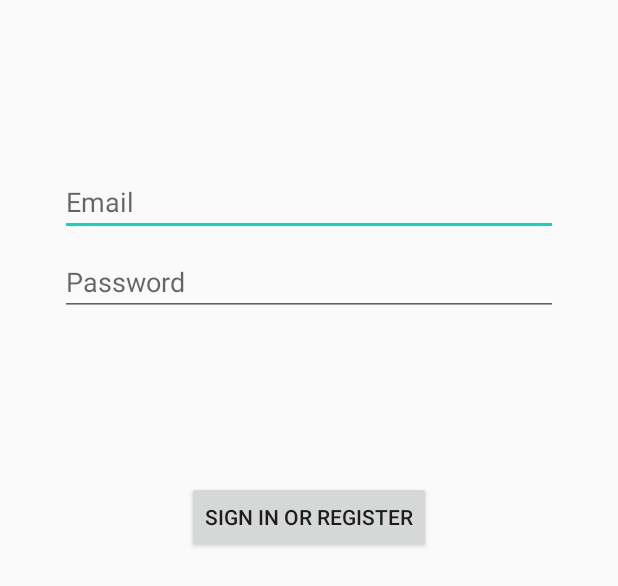
After one commit to chan-kelv/BdayPost, an Android app: the layout activity_login.xml on its own in the app's theme, with its tools: preview values and no code run, on a phone screen of 412 x 824 dp. The commit adds this screen. Shown: the top 586 px of the screen. Run offline under Robolectric (Android 15) with nearby library versions, the phone set to English and light mode, and no system bars.

Commit message:
hacked login, needs clean up

```diff
--- /dev/null
+++ b/app/src/main/res/layout/activity_login.xml
@@ -0,0 +1,75 @@
+<?xml version="1.0" encoding="utf-8"?>
+<androidx.constraintlayout.widget.ConstraintLayout xmlns:android="http://schemas.android.com/apk/res/android"
+    xmlns:app="http://schemas.android.com/apk/res-auto"
+    xmlns:tools="http://schemas.android.com/tools"
+    android:id="@+id/container"
+    android:layout_width="match_parent"
+    android:layout_height="match_parent"
+    android:paddingLeft="@dimen/activity_horizontal_margin"
+    android:paddingTop="@dimen/activity_vertical_margin"
+    android:paddingRight="@dimen/activity_horizontal_margin"
+    android:paddingBottom="@dimen/activity_vertical_margin"
+    tools:context=".ui.login.LoginActivity">
+
+    <EditText
+        android:id="@+id/input_email"
+        android:layout_width="0dp"
+        android:layout_height="wrap_content"
+        android:layout_marginStart="24dp"
+        android:layout_marginTop="96dp"
+        android:layout_marginEnd="24dp"
+        android:hint="@string/prompt_email"
+        android:inputType="textEmailAddress"
+        android:selectAllOnFocus="true"
+        app:layout_constraintEnd_toEndOf="parent"
+        app:layout_constraintStart_toStartOf="parent"
+        app:layout_constraintTop_toTopOf="parent" />
+
+    <EditText
+        android:id="@+id/input_password"
+        android:layout_width="0dp"
+        android:layout_height="wrap_content"
+        android:layout_marginStart="24dp"
+        android:layout_marginTop="8dp"
+        android:layout_marginEnd="24dp"
+        android:hint="@string/prompt_password"
+        android:imeActionLabel="@string/action_sign_in_short"
+        android:imeOptions="actionDone"
+        android:inputType="textPassword"
+        android:selectAllOnFocus="true"
+        app:layout_constraintEnd_toEndOf="parent"
+        app:layout_constraintStart_toStartOf="parent"
+        app:layout_constraintTop_toBottomOf="@+id/input_email" />
+
+    <Button
+        android:id="@+id/bttn_login"
+        android:layout_width="wrap_content"
+        android:layout_height="wrap_content"
+        android:layout_gravity="start"
+        android:layout_marginStart="48dp"
+        android:layout_marginTop="16dp"
+        android:layout_marginEnd="48dp"
+        android:layout_marginBottom="64dp"
+        android:text="@string/action_sign_in"
+        app:layout_constraintBottom_toBottomOf="parent"
+        app:layout_constraintEnd_toEndOf="parent"
+        app:layout_constraintStart_toStartOf="parent"
+        app:layout_constraintTop_toBottomOf="@+id/input_password"
+        app:layout_constraintVertical_bias="0.2" />
+
+    <ProgressBar
+        android:id="@+id/progress_loading"
+        android:layout_width="wrap_content"
+        android:layout_height="wrap_content"
+        android:layout_gravity="center"
+        android:layout_marginStart="32dp"
+        android:layout_marginTop="64dp"
+        android:layout_marginEnd="32dp"
+        android:layout_marginBottom="64dp"
+        android:visibility="gone"
+        app:layout_constraintBottom_toBottomOf="parent"
+        app:layout_constraintEnd_toEndOf="@+id/input_password"
+        app:layout_constraintStart_toStartOf="@+id/input_password"
+        app:layout_constraintTop_toTopOf="parent"
+        app:layout_constraintVertical_bias="0.3" />
+</androidx.constraintlayout.widget.ConstraintLayout>
--- /dev/null
+++ b/app/src/main/res/values/dimens.xml
@@ -0,0 +1,5 @@
+<resources>
+    <!-- Default screen margins, per the Android Design guidelines. -->
+    <dimen name="activity_horizontal_margin">16dp</dimen>
+    <dimen name="activity_vertical_margin">16dp</dimen>
+</resources>
--- a/app/src/main/res/values/strings.xml
+++ b/app/src/main/res/values/strings.xml
@@ -1,3 +1,12 @@
 <resources>
     <string name="app_name">BdayPost</string>
+    <string name="title_activity_login">LoginActivity</string>
+    <string name="prompt_email">Email</string>
+    <string name="prompt_password">Password</string>
+    <string name="action_sign_in">Sign in or register</string>
+    <string name="action_sign_in_short">Sign in</string>
+    <string name="welcome">"Welcome !"</string>
+    <string name="invalid_username">Not a valid username</string>
+    <string name="invalid_password">Password must be >5 characters</string>
+    <string name="login_failed">"Login failed"</string>
 </resources>
--- a/build.gradle
+++ b/build.gradle
@@ -6,9 +6,11 @@ buildscript {
         jcenter()
     }
     dependencies {
-        classpath "com.android.tools.build:gradle:4.0.0"
+        classpath "com.android.tools.build:gradle:4.0.2"
         classpath "org.jetbrains.kotlin:kotlin-gradle-plugin:$kotlin_version"
 
+        // Firebase
+        classpath 'com.google.gms:google-services:4.3.4'
         // NOTE: Do not place your application dependencies here; they belong
         // in the individual module build.gradle files
     }
```
Also changed, not shown: app/build.gradle (+24 -0 lines), app/src/main/AndroidManifest.xml (+6 -1 lines), app/src/main/java/com/kelvin/bdaypost/BirthdayPostApplication.kt (added, +12 -0 lines), app/src/main/java/com/kelvin/bdaypost/data/LoginDataSource.kt (added, +40 -0 lines), app/src/main/java/com/kelvin/bdaypost/data/LoginRepository.kt (added, +72 -0 lines), app/src/main/java/com/kelvin/bdaypost/data/Result.kt (added, +18 -0 lines), app/src/main/java/com/kelvin/bdaypost/data/model/LoggedInUser.kt (added, +9 -0 lines), app/src/main/java/com/kelvin/bdaypost/ui/login/LoggedInUserView.kt (added, +9 -0 lines), app/src/main/java/com/kelvin/bdaypost/ui/login/LoginActivity.kt (added, +74 -0 lines), app/src/main/java/com/kelvin/bdaypost/ui/login/LoginFormState.kt (added, +10 -0 lines), app/src/main/java/com/kelvin/bdaypost/ui/login/LoginResult.kt (added, +9 -0 lines), app/src/main/java/com/kelvin/bdaypost/ui/login/LoginViewModel.kt (added, +93 -0 lines), app/src/main/java/com/kelvin/bdaypost/util/CredentialUtil.kt (added, +10 -0 lines), app/src/main/java/com/kelvin/bdaypost/util/TextResUtil.kt (added, +17 -0 lines), 1 other file.
